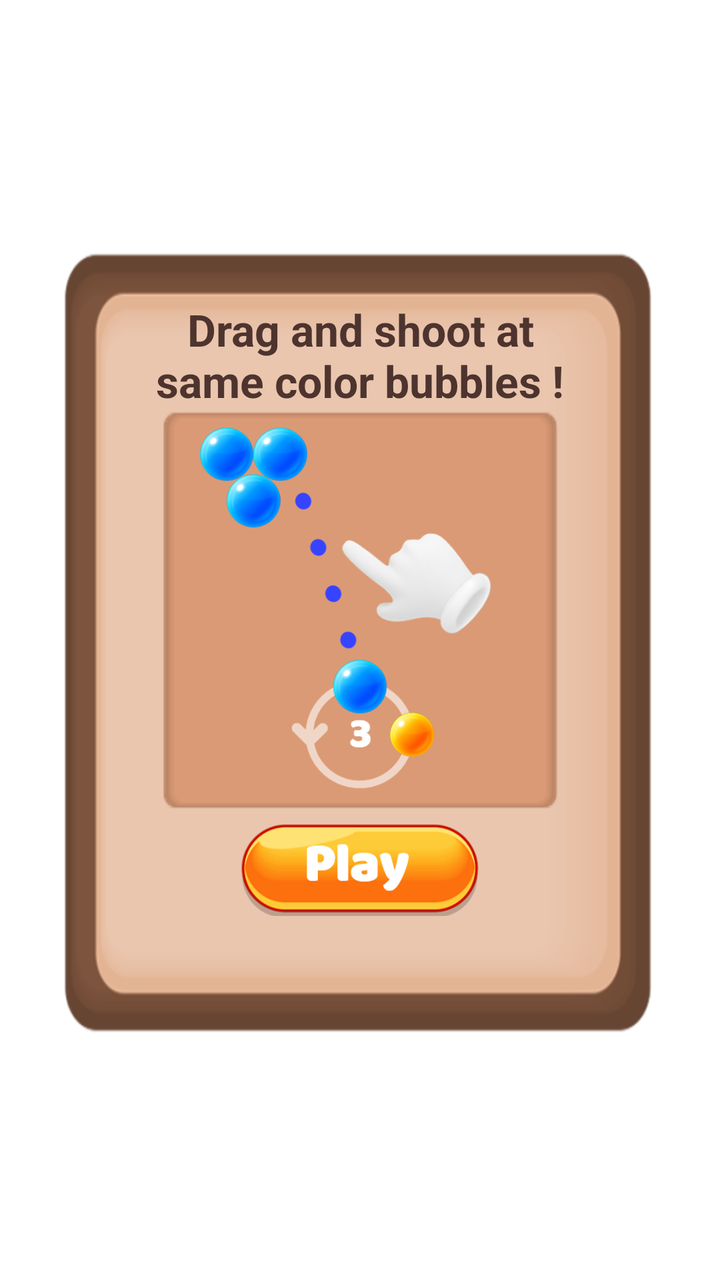
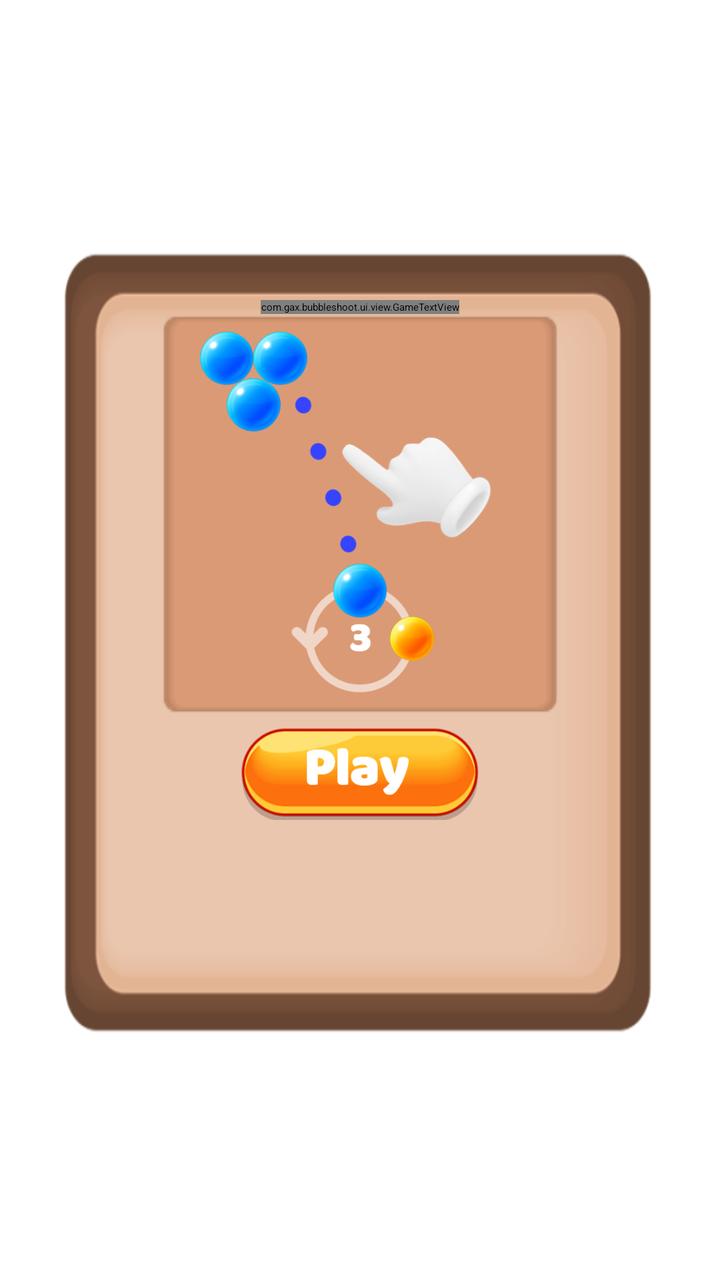

Before-and-after screenshots of an Android layout around one commit, followed by the original layout XML and the change that was made.
<!-- AndroidManifest.xml: application theme Theme.App.Starting -->
<!-- res/layout/dialog_tutorial.xml -->
<?xml version="1.0" encoding="utf-8"?>
<androidx.constraintlayout.widget.ConstraintLayout
    xmlns:android="http://schemas.android.com/apk/res/android"
    xmlns:app="http://schemas.android.com/apk/res-auto"
    xmlns:tools="http://schemas.android.com/tools"
    android:layout_width="match_parent"
    android:layout_height="match_parent"
    tools:ignore="ContentDescription">

    <ImageView
        android:id="@+id/image_dialog"
        android:layout_width="@dimen/dialog_width"
        android:layout_height="0dp"
        android:background="@drawable/dialog"
        app:layout_constraintBottom_toBottomOf="parent"
        app:layout_constraintDimensionRatio="3:4"
        app:layout_constraintEnd_toEndOf="parent"
        app:layout_constraintStart_toStartOf="parent"
        app:layout_constraintTop_toTopOf="parent" />

    <TextView
        android:id="@+id/txt_tutorial"
        android:layout_width="wrap_content"
        android:layout_height="wrap_content"
        android:layout_marginTop="@dimen/margin_30"
        app:fontFamily="@font/baloo"
        android:gravity="center"
        android:text="@string/txt_tutorial_shoot"
        android:textColor="@color/brown"
        android:textSize="@dimen/txt_tutorial_size"
        android:textStyle="bold"
        app:layout_constraintEnd_toEndOf="@id/image_dialog"
        app:layout_constraintStart_toStartOf="@id/image_dialog"
        app:layout_constraintTop_toTopOf="@id/image_dialog" />

    <ImageView
        android:id="@+id/image_tutorial"
        android:layout_width="@dimen/image_tutorial_width"
        android:layout_height="@dimen/image_tutorial_width"
        android:src="@drawable/tutorial_shoot"
        app:layout_constraintEnd_toEndOf="@id/image_dialog"
        app:layout_constraintStart_toStartOf="@id/image_dialog"
        app:layout_constraintTop_toBottomOf="@id/txt_tutorial" />

    <ImageButton
        android:id="@+id/btn_play"
        android:layout_width="@dimen/btn_small_width"
        android:layout_height="0dp"
        android:layout_marginTop="@dimen/margin_5"
        android:background="@drawable/btn_play"
        app:layout_constraintDimensionRatio="5:2"
        app:layout_constraintEnd_toEndOf="@id/image_dialog"
        app:layout_constraintStart_toStartOf="@id/image_dialog"
        app:layout_constraintTop_toBottomOf="@id/image_tutorial" />

</androidx.constraintlayout.widget.ConstraintLayout>
<!-- resources referenced by this layout -->
<resources>
  <color name="brown">#4E342E</color>
  <dimen name="btn_small_width">120dp</dimen>
  <dimen name="dialog_width">300dp</dimen>
  <dimen name="image_tutorial_width">200dp</dimen>
  <dimen name="margin_30">30dp</dimen>
  <dimen name="margin_5">5dp</dimen>
  <dimen name="txt_tutorial_size">22sp</dimen>
  <!-- drawable btn_play: png bitmap (drawable, 33559 bytes) -->
  <!-- drawable dialog: png bitmap (drawable, 19055 bytes) -->
  <!-- drawable tutorial_shoot: png bitmap (drawable, 138308 bytes) -->
  <string name="txt_tutorial_shoot">Drag and shoot at\nsame color bubbles !</string>
  <style name="Theme.App.Starting" parent="Theme.SplashScreen">
          
          <item name="windowSplashScreenBackground">@color/brown</item>
          
          
          <item name="postSplashScreenTheme">@style/Theme.AnimalsPop</item>
      </style>
  <style name="Theme.AnimalsPop" parent="Theme.MaterialComponents.DayNight.NoActionBar">
          
          <item name="colorPrimary">@color/purple_500</item>
          <item name="colorPrimaryVariant">@color/purple_700</item>
          <item name="colorOnPrimary">@color/white</item>
          
          <item name="colorSecondary">@color/teal_200</item>
          <item name="colorSecondaryVariant">@color/teal_700</item>
          <item name="colorOnSecondary">@color/black</item>
          
          <item name="android:statusBarColor" tools:targetApi="l">?attr/colorPrimaryVariant</item>
          
      </style>
  <color name="purple_500">#FF6200EE</color>
  <color name="purple_700">#FF3700B3</color>
  <color name="white">#FFFFFFFF</color>
  <color name="teal_200">#FF03DAC5</color>
  <color name="teal_700">#FF018786</color>
  <color name="black">#FF000000</color>
</resources>

<!-- the commit's change to res/layout/dialog_tutorial.xml (unified diff, before → after) -->
@@ -18,7 +18,7 @@
         app:layout_constraintStart_toStartOf="parent"
         app:layout_constraintTop_toTopOf="parent" />
 
-    <TextView
+    <com.gax.bubbleshoot.ui.view.GameTextView
         android:id="@+id/txt_tutorial"
         android:layout_width="wrap_content"
         android:layout_height="wrap_content"
